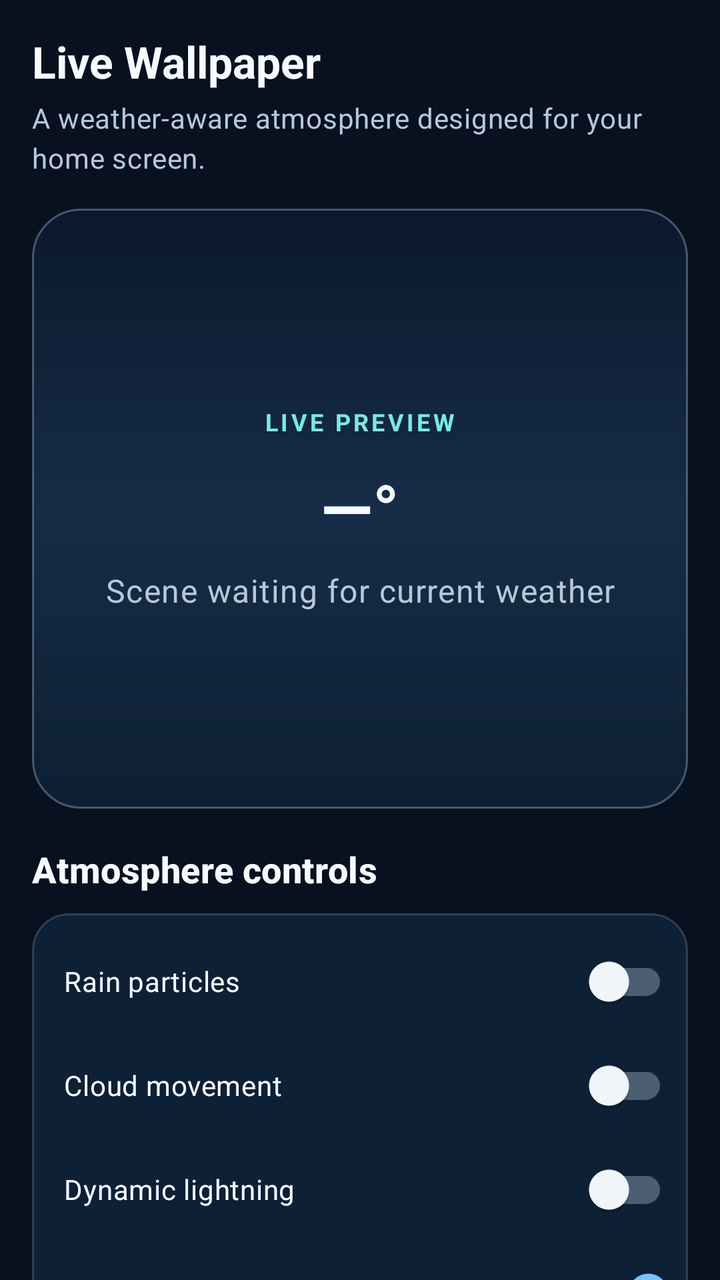
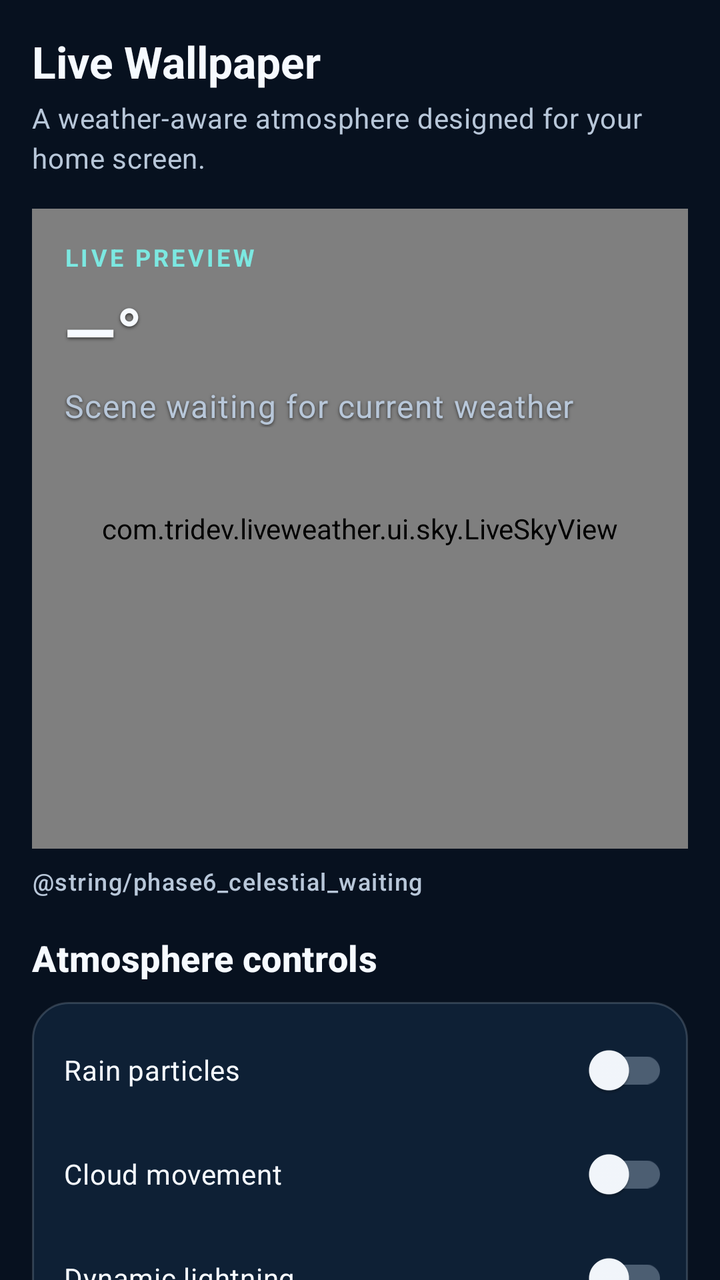

Compare the two renders of this Android layout. The source of the first and the diff that turns it into the second are given below.
<!-- AndroidManifest.xml: application theme Theme.LiveWeather -->
<!-- res/layout/screen_wallpaper.xml -->
<?xml version="1.0" encoding="utf-8"?>
<androidx.core.widget.NestedScrollView xmlns:android="http://schemas.android.com/apk/res/android"
    android:layout_width="match_parent"
    android:layout_height="match_parent"
    android:clipToPadding="false"
    android:fillViewport="true"
    android:overScrollMode="never">

    <LinearLayout
        android:layout_width="match_parent"
        android:layout_height="wrap_content"
        android:orientation="vertical"
        android:paddingStart="@dimen/space_16"
        android:paddingTop="@dimen/space_16"
        android:paddingEnd="@dimen/space_16"
        android:paddingBottom="@dimen/space_24">

        <TextView
            style="@style/TextAppearance.LiveWeather.Title"
            android:layout_width="wrap_content"
            android:layout_height="wrap_content"
            android:text="@string/wallpaper_title" />

        <TextView
            style="@style/TextAppearance.LiveWeather.Body"
            android:layout_width="match_parent"
            android:layout_height="wrap_content"
            android:layout_marginTop="@dimen/space_4"
            android:text="@string/wallpaper_subtitle" />

        <LinearLayout
            android:layout_width="match_parent"
            android:layout_height="300dp"
            android:layout_marginTop="@dimen/space_16"
            android:background="@drawable/bg_weather_wallpaper_preview"
            android:gravity="center"
            android:orientation="vertical"
            android:padding="@dimen/space_20">

            <TextView
                android:layout_width="wrap_content"
                android:layout_height="wrap_content"
                android:letterSpacing="0.12"
                android:text="@string/wallpaper_preview_label"
                android:textColor="@color/weather_aqua"
                android:textSize="@dimen/text_caption"
                android:textStyle="bold" />

            <TextView
                android:id="@+id/wallpaperPreviewTemperature"
                style="@style/TextAppearance.LiveWeather.Display"
                android:layout_width="wrap_content"
                android:layout_height="wrap_content"
                android:layout_marginTop="@dimen/space_12"
                android:text="@string/home_temperature_placeholder" />

            <TextView
                android:id="@+id/wallpaperPreviewCondition"
                style="@style/TextAppearance.LiveWeather.BodyLarge"
                android:layout_width="260dp"
                android:layout_height="wrap_content"
                android:layout_marginTop="@dimen/space_8"
                android:gravity="center"
                android:text="@string/wallpaper_preview_waiting"
                android:textAlignment="center" />
        </LinearLayout>

        <TextView
            style="@style/TextAppearance.LiveWeather.Section"
            android:layout_width="wrap_content"
            android:layout_height="wrap_content"
            android:layout_marginTop="@dimen/space_18"
            android:text="@string/wallpaper_effects_title" />

        <LinearLayout
            android:layout_width="match_parent"
            android:layout_height="wrap_content"
            android:layout_marginTop="@dimen/space_10"
            android:background="@drawable/bg_weather_card_compact"
            android:orientation="vertical"
            android:paddingStart="@dimen/space_16"
            android:paddingTop="@dimen/space_8"
            android:paddingEnd="@dimen/space_10"
            android:paddingBottom="@dimen/space_8">

            <androidx.appcompat.widget.SwitchCompat
                android:id="@+id/switchRainParticles"
                android:layout_width="match_parent"
                android:layout_height="52dp"
                android:text="@string/wallpaper_effect_rain"
                android:textColor="@color/weather_text_primary"
                android:textSize="@dimen/text_body" />

            <androidx.appcompat.widget.SwitchCompat
                android:id="@+id/switchCloudMovement"
                android:layout_width="match_parent"
                android:layout_height="52dp"
                android:text="@string/wallpaper_effect_clouds"
                android:textColor="@color/weather_text_primary"
                android:textSize="@dimen/text_body" />

            <androidx.appcompat.widget.SwitchCompat
                android:id="@+id/switchLightning"
                android:layout_width="match_parent"
                android:layout_height="52dp"
                android:text="@string/wallpaper_effect_lightning"
                android:textColor="@color/weather_text_primary"
                android:textSize="@dimen/text_body" />

            <androidx.appcompat.widget.SwitchCompat
                android:id="@+id/switchDayNight"
                android:layout_width="match_parent"
                android:layout_height="52dp"
                android:checked="true"
                android:text="@string/wallpaper_effect_daynight"
                android:textColor="@color/weather_text_primary"
                android:textSize="@dimen/text_body" />

            <androidx.appcompat.widget.SwitchCompat
                android:id="@+id/switchBatteryAdaptive"
                android:layout_width="match_parent"
                android:layout_height="52dp"
                android:checked="true"
                android:text="@string/wallpaper_effect_battery"
                android:textColor="@color/weather_text_primary"
                android:textSize="@dimen/text_body" />
        </LinearLayout>

        <TextView
            android:id="@+id/applyWallpaperButton"
            android:layout_width="match_parent"
            android:layout_height="50dp"
            android:layout_marginTop="@dimen/space_14"
            android:background="@drawable/bg_weather_button_primary"
            android:gravity="center"
            android:text="@string/wallpaper_apply"
            android:textColor="@color/white"
            android:textSize="@dimen/text_body"
            android:textStyle="bold" />

        <TextView
            style="@style/TextAppearance.LiveWeather.Caption"
            android:layout_width="match_parent"
            android:layout_height="wrap_content"
            android:layout_marginTop="@dimen/space_10"
            android:gravity="center"
            android:text="@string/wallpaper_note"
            android:textAlignment="center" />

    </LinearLayout>
</androidx.core.widget.NestedScrollView>
<!-- resources referenced by this layout -->
<resources>
  <color name="weather_aqua">#7CE8E1</color>
  <color name="weather_text_primary">#F6FAFF</color>
  <color name="white">#FFFFFFFF</color>
  <dimen name="space_10">10dp</dimen>
  <dimen name="space_12">12dp</dimen>
  <dimen name="space_14">14dp</dimen>
  <dimen name="space_16">16dp</dimen>
  <dimen name="space_18">18dp</dimen>
  <dimen name="space_20">20dp</dimen>
  <dimen name="space_24">24dp</dimen>
  <dimen name="space_4">4dp</dimen>
  <dimen name="space_8">8dp</dimen>
  <dimen name="text_body">14sp</dimen>
  <dimen name="text_caption">12sp</dimen>
  <string name="home_temperature_placeholder">—°</string>
  <string name="wallpaper_apply">Apply Live Wallpaper</string>
  <string name="wallpaper_effect_battery">Battery adaptive</string>
  <string name="wallpaper_effect_clouds">Cloud movement</string>
  <string name="wallpaper_effect_daynight">Day / night sync</string>
  <string name="wallpaper_effect_lightning">Dynamic lightning</string>
  <string name="wallpaper_effect_rain">Rain particles</string>
  <string name="wallpaper_effects_title">Atmosphere controls</string>
  <string name="wallpaper_note">The real rendering engine will consume the shared weather + Sky Reality state in the wallpaper phase.</string>
  <string name="wallpaper_preview_label">LIVE PREVIEW</string>
  <string name="wallpaper_preview_waiting">Scene waiting for current weather</string>
  <string name="wallpaper_subtitle">A weather-aware atmosphere designed for your home screen.</string>
  <string name="wallpaper_title">Live Wallpaper</string>
  <style name="TextAppearance.LiveWeather.Body" parent="TextAppearance.Material3.BodyMedium">
          <item name="android:textColor">@color/weather_text_secondary</item>
          <item name="android:textSize">@dimen/text_body</item>
      </style>
  <style name="TextAppearance.LiveWeather.BodyLarge" parent="TextAppearance.Material3.BodyLarge">
          <item name="android:textColor">@color/weather_text_secondary</item>
          <item name="android:textSize">@dimen/text_body_large</item>
      </style>
  <style name="TextAppearance.LiveWeather.Caption" parent="TextAppearance.Material3.LabelMedium">
          <item name="android:textColor">@color/weather_text_tertiary</item>
          <item name="android:textSize">@dimen/text_caption</item>
      </style>
  <style name="Theme.LiveWeather" parent="Base.Theme.LiveWeather" />
  <color name="weather_rain_blue">#58AEFF</color>
  <color name="weather_violet">#B8A7FF</color>
  <color name="weather_surface_glass_soft">#A0122A42</color>
  <color name="weather_border">#2EDCEBFF</color>
  <color name="weather_border_strong">#4DDCEBFF</color>
  <color name="weather_text_secondary">#B8C7D9</color>
  <dimen name="text_body_large">16sp</dimen>
  <color name="weather_text_tertiary">#7F91A6</color>
  <dimen name="text_display">34sp</dimen>
  <dimen name="text_section">18sp</dimen>
  <dimen name="text_title">22sp</dimen>
  <color name="weather_sky_blue">#79C7FF</color>
  <color name="weather_background">#07111F</color>
  <color name="weather_surface">#12253A</color>
  <color name="weather_surface_glass">#D4142A41</color>
  <color name="weather_nav_bar">#F20A1727</color>
  <style name="ShapeAppearance.LiveWeather.Small" parent="ShapeAppearance.Material3.Corner.Medium">
          <item name="cornerSize">@dimen/radius_small</item>
      </style>
  <style name="ShapeAppearance.LiveWeather.Medium" parent="ShapeAppearance.Material3.Corner.Large">
          <item name="cornerSize">@dimen/radius_medium</item>
      </style>
  <style name="ShapeAppearance.LiveWeather.Large" parent="ShapeAppearance.Material3.Corner.ExtraLarge">
          <item name="cornerSize">@dimen/radius_large</item>
      </style>
  <dimen name="radius_small">12dp</dimen>
  <dimen name="radius_medium">18dp</dimen>
  <dimen name="radius_large">24dp</dimen>
  <!-- unchanged entries left out for length: 7 -->
</resources>

<!-- the commit's change to res/layout/screen_wallpaper.xml (unified diff, before → after) -->
@@ -28,42 +28,67 @@
             android:layout_marginTop="@dimen/space_4"
             android:text="@string/wallpaper_subtitle" />
 
-        <LinearLayout
+        <FrameLayout
             android:layout_width="match_parent"
-            android:layout_height="300dp"
+            android:layout_height="320dp"
             android:layout_marginTop="@dimen/space_16"
-            android:background="@drawable/bg_weather_wallpaper_preview"
-            android:gravity="center"
-            android:orientation="vertical"
-            android:padding="@dimen/space_20">
+            android:background="@drawable/bg_weather_wallpaper_preview">
 
-            <TextView
-                android:layout_width="wrap_content"
+            <com.tridev.liveweather.ui.sky.LiveSkyView
+                android:id="@+id/wallpaperLiveSkyView"
+                android:layout_width="match_parent"
+                android:layout_height="match_parent" />
+
+            <LinearLayout
+                android:layout_width="match_parent"
                 android:layout_height="wrap_content"
-                android:letterSpacing="0.12"
-                android:text="@string/wallpaper_preview_label"
-                android:textColor="@color/weather_aqua"
-                android:textSize="@dimen/text_caption"
-                android:textStyle="bold" />
+                android:layout_gravity="top"
+                android:orientation="vertical"
+                android:padding="@dimen/space_16">
 
-            <TextView
-                android:id="@+id/wallpaperPreviewTemperature"
-                style="@style/TextAppearance.LiveWeather.Display"
-                android:layout_width="wrap_content"
-                android:layout_height="wrap_content"
-                android:layout_marginTop="@dimen/space_12"
-                android:text="@string/home_temperature_placeholder" />
+                <TextView
+                    android:layout_width="wrap_content"
+                    android:layout_height="wrap_content"
+                    android:letterSpacing="0.12"
+                    android:text="@string/wallpaper_preview_label"
+                    android:textColor="@color/weather_aqua"
+                    android:textSize="@dimen/text_caption"
+                    android:textStyle="bold" />
 
-            <TextView
-                android:id="@+id/wallpaperPreviewCondition"
-                style="@style/TextAppearance.LiveWeather.BodyLarge"
-                android:layout_width="260dp"
-                android:layout_height="wrap_content"
-                android:layout_marginTop="@dimen/space_8"
-                android:gravity="center"
-                android:text="@string/wallpaper_preview_waiting"
-                android:textAlignment="center" />
-        </LinearLayout>
+                <TextView
+                    android:id="@+id/wallpaperPreviewTemperature"
+                    style="@style/TextAppearance.LiveWeather.Display"
+                    android:layout_width="wrap_content"
+                    android:layout_height="wrap_content"
+                    android:layout_marginTop="@dimen/space_6"
+                    android:shadowColor="#99000000"
+                    android:shadowDx="0"
+                    android:shadowDy="2"
+                    android:shadowRadius="4"
+                    android:text="@string/home_temperature_placeholder" />
+
+                <TextView
+                    android:id="@+id/wallpaperPreviewCondition"
+                    style="@style/TextAppearance.LiveWeather.BodyLarge"
+                    android:layout_width="match_parent"
+                    android:layout_height="wrap_content"
+                    android:layout_marginTop="@dimen/space_4"
+                    android:shadowColor="#99000000"
+                    android:shadowDx="0"
+                    android:shadowDy="2"
+                    android:shadowRadius="4"
+                    android:text="@string/wallpaper_preview_waiting" />
+            </LinearLayout>
+        </FrameLayout>
+
+        <TextView
+            android:id="@+id/wallpaperCelestialSummary"
+            style="@style/TextAppearance.LiveWeather.Caption"
+            android:layout_width="match_parent"
+            android:layout_height="wrap_content"
+            android:layout_marginTop="@dimen/space_8"
+            android:text="@string/phase6_celestial_waiting"
+            android:textColor="@color/weather_text_secondary" />
 
         <TextView
             style="@style/TextAppearance.LiveWeather.Section"
@@ -144,7 +169,7 @@
             android:layout_height="wrap_content"
             android:layout_marginTop="@dimen/space_10"
             android:gravity="center"
-            android:text="@string/wallpaper_note"
+            android:text="@string/wallpaper_note_phase6"
             android:textAlignment="center" />
 
     </LinearLayout>
<!-- resource entries referenced after the edit -->
@@ -4,13 +4,12 @@
   <color name="weather_text_primary">#F6FAFF</color>
   <color name="white">#FFFFFFFF</color>
   <dimen name="space_10">10dp</dimen>
-  <dimen name="space_12">12dp</dimen>
   <dimen name="space_14">14dp</dimen>
   <dimen name="space_16">16dp</dimen>
   <dimen name="space_18">18dp</dimen>
-  <dimen name="space_20">20dp</dimen>
   <dimen name="space_24">24dp</dimen>
   <dimen name="space_4">4dp</dimen>
+  <dimen name="space_6">6dp</dimen>
   <dimen name="space_8">8dp</dimen>
   <dimen name="text_body">14sp</dimen>
   <dimen name="text_caption">12sp</dimen>
@@ -22,7 +21,6 @@
   <string name="wallpaper_effect_lightning">Dynamic lightning</string>
   <string name="wallpaper_effect_rain">Rain particles</string>
   <string name="wallpaper_effects_title">Atmosphere controls</string>
-  <string name="wallpaper_note">The real rendering engine will consume the shared weather + Sky Reality state in the wallpaper phase.</string>
   <string name="wallpaper_preview_label">LIVE PREVIEW</string>
   <string name="wallpaper_preview_waiting">Scene waiting for current weather</string>
   <string name="wallpaper_subtitle">A weather-aware atmosphere designed for your home screen.</string>
